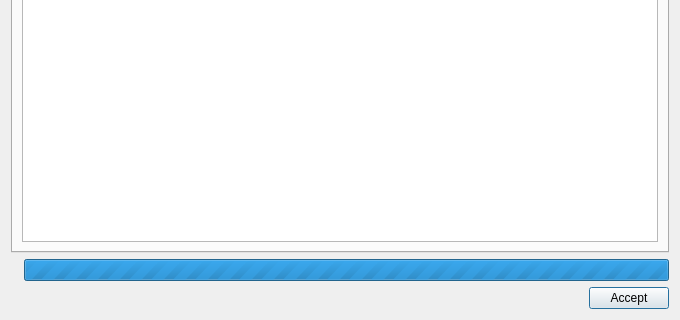
Before: the Qt Designer form core/ui/toolbars/utilities/project_check.ui in ibergis/ibergis_qgis_plugin, drawn with Qt 5; both pictures show x 0 to 680 and y 240 to 560 of the 680 by 560 pixel window.
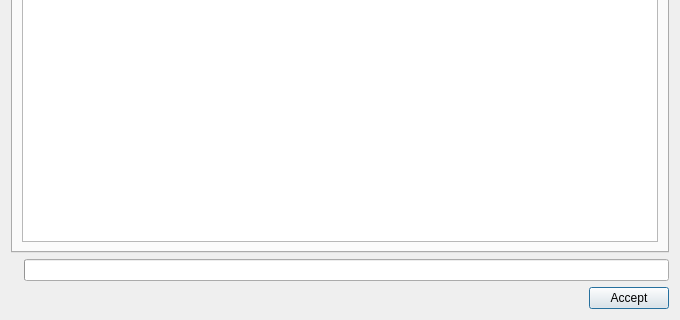
After: the same form once the commit is applied.

```diff
--- a/core/ui/toolbars/utilities/project_check.ui
+++ b/core/ui/toolbars/utilities/project_check.ui
@@ -73,7 +73,7 @@
         </sizepolicy>
        </property>
        <property name="maximum">
-        <number>0</number>
+        <number>100</number>
        </property>
        <property name="value">
         <number>-1</number>
@@ -81,6 +81,9 @@
        <property name="textVisible">
         <bool>false</bool>
        </property>
+       <property name="invertedAppearance">
+        <bool>false</bool>
+       </property>
       </widget>
      </item>
     </layout>
```
